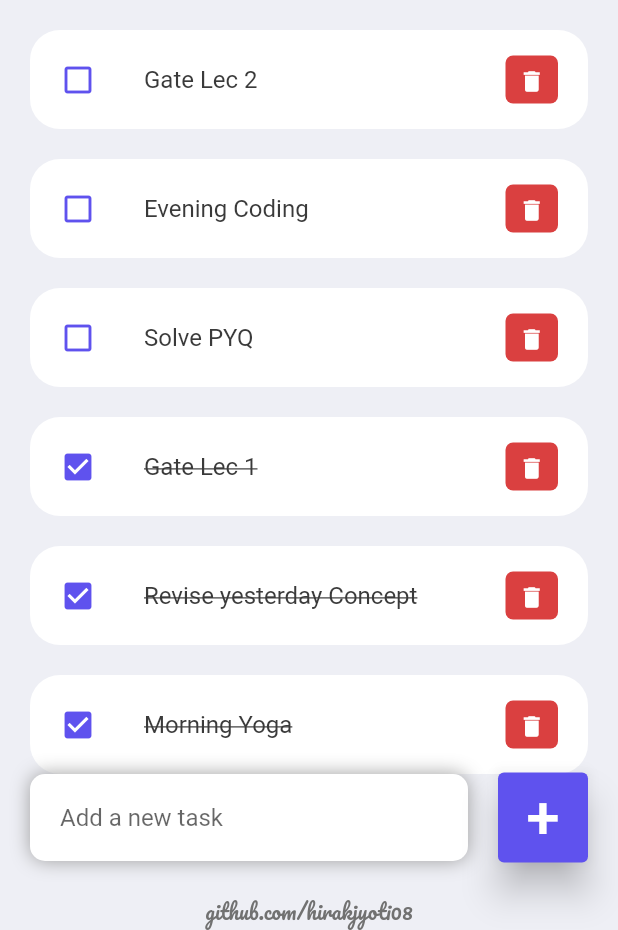
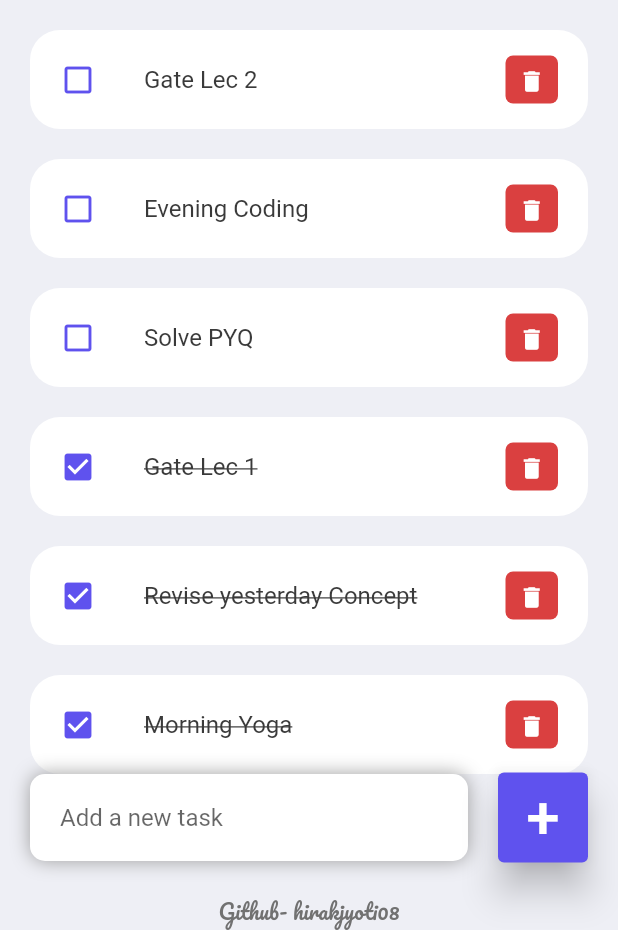
Before and after one commit to hirakjyoti08/Todo-List-App, a Flutter app: the screen it shows after launch, on a phone screen of 412 x 824 dp, the part 306-1236 px from its top. Run offline on Flutter 3.47's test engine with Material 2 defaults, Android fonts, the phone set to English and light mode, and no system bars.

Commit message:
changes in home.dart

```diff
--- a/lib/screens/home.dart
+++ b/lib/screens/home.dart
@@ -136,7 +136,7 @@ class _HomeState extends State<Home> {
                     print('clicked');
                   },
                   child: Text(
-                    'github.com/hirakjyoti08',
+                    'Github- hirakjyoti08',
                     style: TextStyle(
                       fontFamily: 'Pacifico',
                       fontSize: 14,
```
